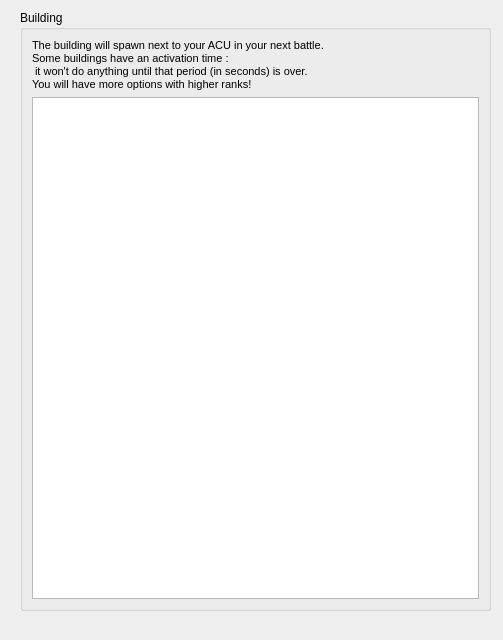
The window that src/_res/galacticwar/temporaryItems.ui (FAForever/client) describes before a commit, drawn with Qt 5.
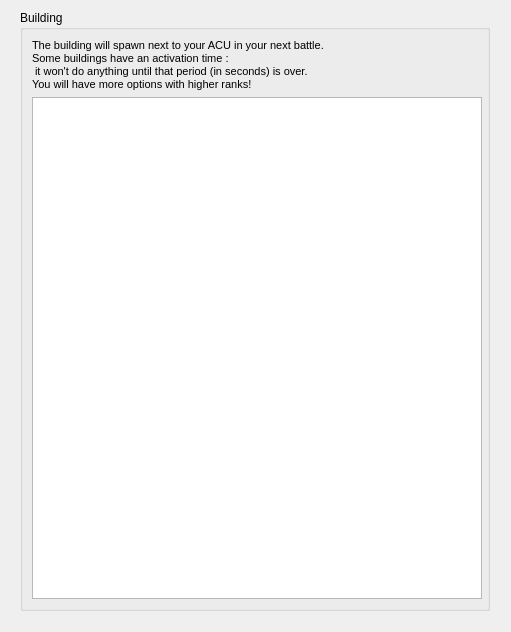
The same window after the commit.

Commit message: handling temporary reinforcements.

The edit to the form file:
```diff
--- a/src/_res/galacticwar/temporaryItems.ui
+++ b/src/_res/galacticwar/temporaryItems.ui
@@ -6,8 +6,8 @@
    <rect>
     <x>0</x>
     <y>0</y>
-    <width>503</width>
-    <height>640</height>
+    <width>511</width>
+    <height>632</height>
    </rect>
   </property>
   <property name="windowTitle">
@@ -21,10 +21,16 @@
     <rect>
      <x>20</x>
      <y>10</y>
-     <width>471</width>
+     <width>470</width>
      <height>601</height>
     </rect>
    </property>
+   <property name="maximumSize">
+    <size>
+     <width>470</width>
+     <height>16777215</height>
+    </size>
+   </property>
    <property name="title">
     <string>Building</string>
    </property>
@@ -47,7 +53,26 @@
      </widget>
     </item>
     <item row="1" column="0">
-     <widget class="QListWidget" name="reinforcementListWidget"/>
+     <widget class="QListWidget" name="reinforcementListWidget">
+      <property name="sizePolicy">
+       <sizepolicy hsizetype="Fixed" vsizetype="Expanding">
+        <horstretch>45</horstretch>
+        <verstretch>0</verstretch>
+       </sizepolicy>
+      </property>
+      <property name="minimumSize">
+       <size>
+        <width>450</width>
+        <height>0</height>
+       </size>
+      </property>
+      <property name="maximumSize">
+       <size>
+        <width>450</width>
+        <height>16777215</height>
+       </size>
+      </property>
+     </widget>
     </item>
    </layout>
   </widget>
```
The commit also changes 8 other files.
